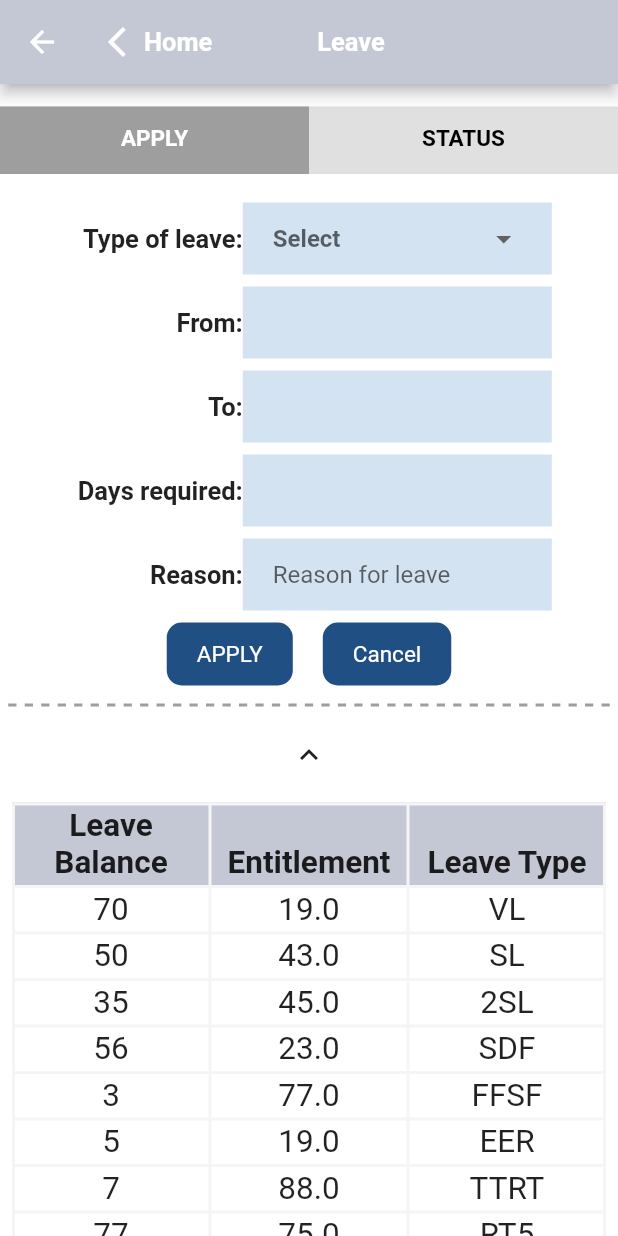
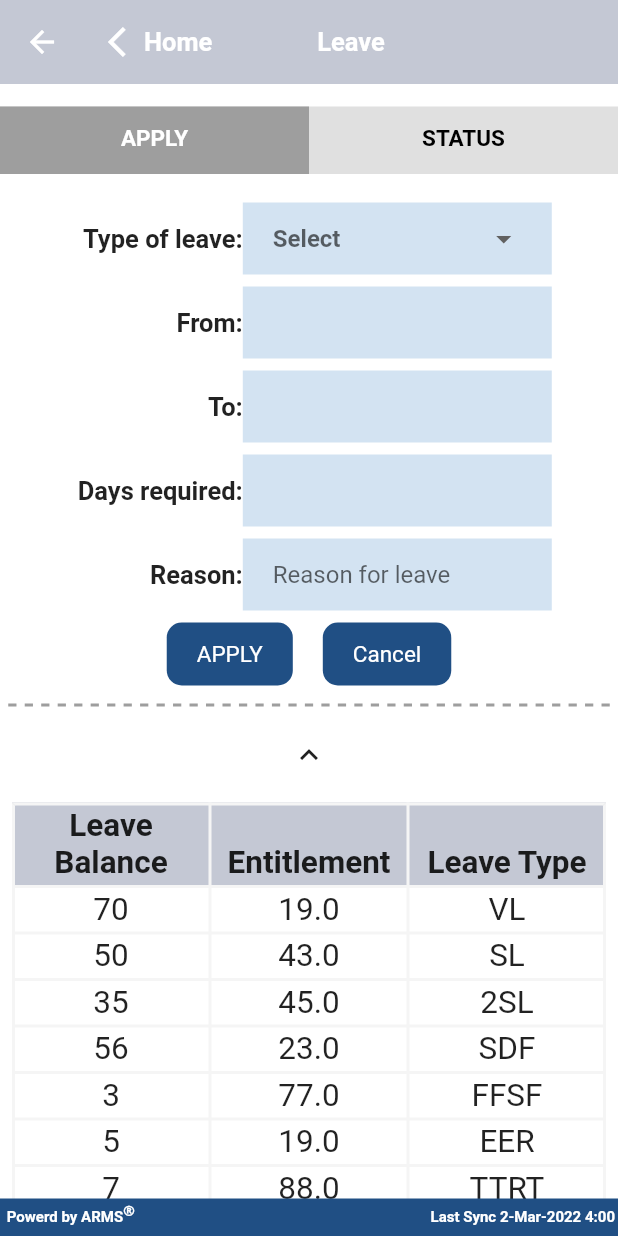
Before and after one commit to unusualujwl/arms_app, a Flutter app: the Leaves screen opened directly, on a phone screen of 412 x 824 dp. Run offline on Flutter 3.47's test engine with Material 2 defaults, Android fonts, the phone set to English and light mode, and no system bars; our stand-ins replace auto_size_text, bot_toast, grouped_list, logger, pinput, responsive_framework; missing offline and left inert: dart:html; network calls fail.

Commit message:
route added

```diff
--- a/lib/homepage.dart
+++ b/lib/homepage.dart
@@ -2,6 +2,7 @@ import 'dart:ui';
 
 import 'package:arms_app/constants.dart';
 import 'package:arms_app/crew_roster/crew_roaster.dart';
+import 'package:arms_app/leaves/leaves.dart';
 import 'package:arms_app/providers/crew_roster_provider.dart';
 import 'package:arms_app/tqd_page.dart';
 import 'package:flutter/material.dart';
@@ -94,6 +95,9 @@ class _HomePageState extends State<HomePage> {
                               } else if (index == 1) {
                                 Navigator.of(context).push(MaterialPageRoute(
                                     builder: (context) => const tqd_page()));
+                              }else if (index == 3) {
+                                Navigator.of(context).push(MaterialPageRoute(
+                                    builder: (context) => const Leaves()));
                               }
                             },
                             child: Container(
--- a/lib/leaves/leaves.dart
+++ b/lib/leaves/leaves.dart
@@ -60,6 +60,7 @@ class _LeavesState extends State<Leaves> with SingleTickerProviderStateMixin {
       child: Scaffold(
         backgroundColor: Colors.white,
         appBar: AppBar(
+          elevation: 0,
           title: _appBar(),
           backgroundColor: AppColors.colorcement,
         ),
@@ -156,6 +157,52 @@ class _LeavesState extends State<Leaves> with SingleTickerProviderStateMixin {
             ],
           ),
         ),
+        Container(
+                    width: MediaQuery.of(context).size.width,
+                    child: Padding(
+                      padding: const EdgeInsets.all(2.0),
+                      child: Row(
+                        mainAxisAlignment: MainAxisAlignment.spaceBetween,
+                        children: [
+                          Row(
+                            // ignore: prefer_const_literals_to_create_immutables
+                            children: [
+                              const Text(
+                                " Powerd by ARMS",
+                                style: TextStyle(
+                                    fontWeight: FontWeight.bold,
+                                    color: Colors.white,
+                                    fontSize: 10),
+                              ),
+                              const Padding(
+                                padding: EdgeInsets.only(bottom: 10.0),
+                                child: Text(
+                                  "Ⓡ",
+                                  style: TextStyle(
+                                      fontWeight: FontWeight.bold,
+                                      color: Colors.white,
+                                      fontSize: 8),
+                                ),
+                              ),
+                            ],
+                          ),
+                          Row(
+                            // ignore: prefer_const_literals_to_create_immutables
+                            children: [
+                              const Text(
+                                " Last Sync 2-Mar-2022 4:00",
+                                style: TextStyle(
+                                    fontWeight: FontWeight.bold,
+                                    color: Colors.white,
+                                    fontSize: 10),
+                              ),
+                            ],
+                          ),
+                        ],
+                      ),
+                    ),
+                    color: AppColors.themeColor,
+                  )
       ],
     );
   }
```
